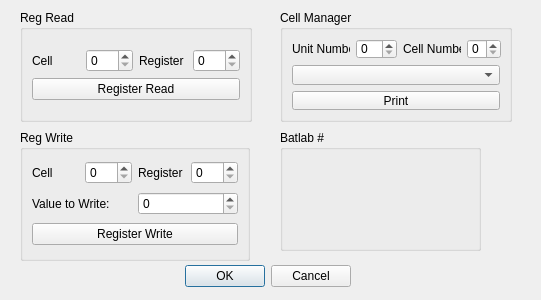
Qt form test.ui (Lexcelon/batlab-toolkit-gui) before a commit.
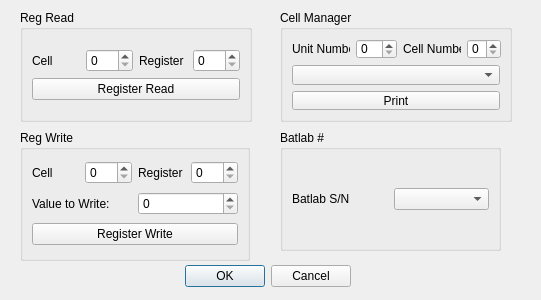
The same form after that commit.

What changed in the file:
```diff
--- a/test.ui
+++ b/test.ui
@@ -219,13 +219,25 @@
     <rect>
      <x>280</x>
      <y>130</y>
-     <width>201</width>
+     <width>221</width>
      <height>121</height>
     </rect>
    </property>
    <property name="title">
     <string>Batlab #</string>
    </property>
+   <layout class="QGridLayout" name="gridLayout">
+    <item row="0" column="0">
+     <widget class="QLabel" name="label_2">
+      <property name="text">
+       <string>Batlab S/N</string>
+      </property>
+     </widget>
+    </item>
+    <item row="0" column="1">
+     <widget class="QComboBox" name="comboBox"/>
+    </item>
+   </layout>
   </widget>
  </widget>
  <resources/>
```
